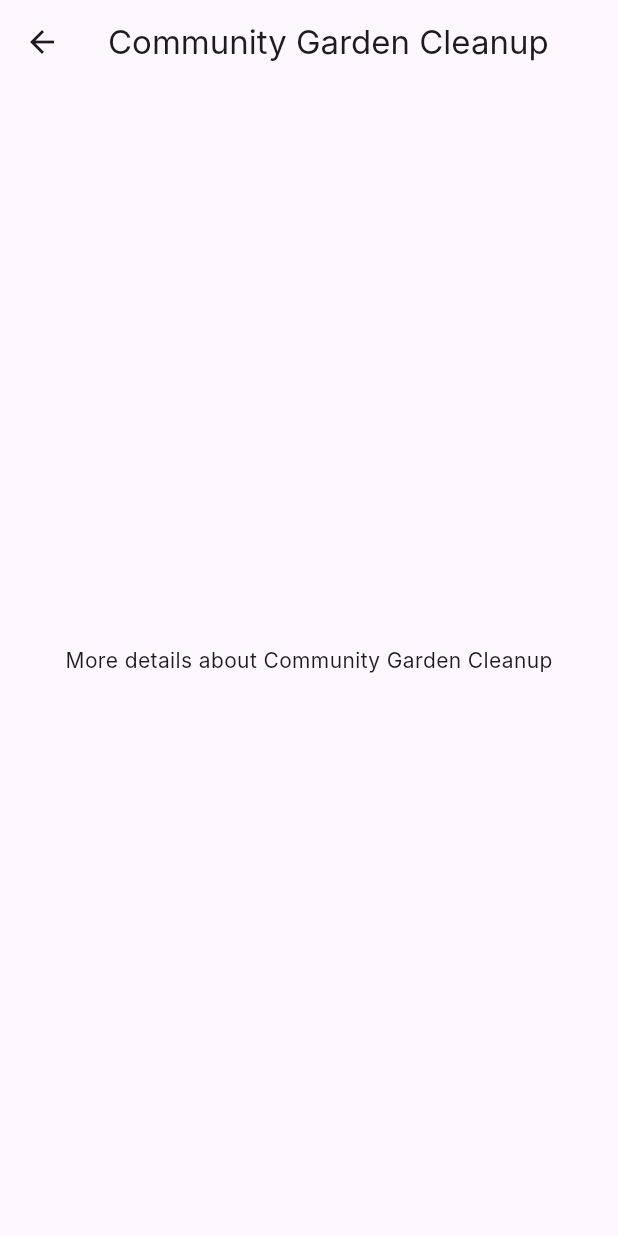
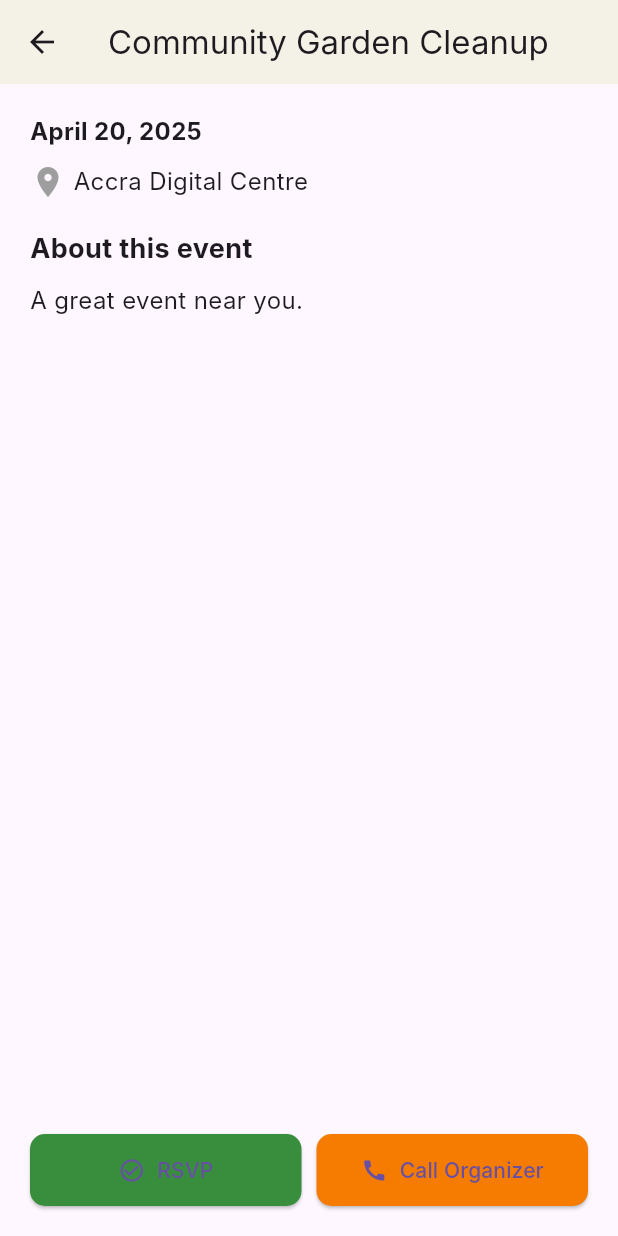
Before and after one commit to leyrieee/catchafire, a Flutter app: the HomePage screen opened directly, after a tap on "Community Garden Cleanup", on a phone screen of 412 x 824 dp. Run offline on Flutter 3.47's test engine with Material 3 defaults, Android fonts, the phone set to English and light mode, and no system bars; our stand-ins replace cloud_firestore, firebase_auth, firebase_core, firebase_storage, geolocator, google_maps_flutter and 3 more; accounts and stored records are empty; network calls fail; Roboto replaces fonts that are missing (Inter).

Commit message:
event details

```diff
--- a/lib/screens/event_details.dart
+++ b/lib/screens/event_details.dart
@@ -1,18 +1,108 @@
-//rework
-
 import 'package:flutter/material.dart';
+import 'package:url_launcher/url_launcher.dart';
 
 class EventDetailPage extends StatelessWidget {
   final String eventTitle;
+  final String eventDate;
+  final String eventLocation;
+  final String eventDescription;
+  final String organizerPhone;
 
-  const EventDetailPage({super.key, required this.eventTitle});
+  const EventDetailPage({
+    super.key,
+    required this.eventTitle,
+    required this.eventDate,
+    required this.eventLocation,
+    required this.eventDescription,
+    required this.organizerPhone,
+  });
+
+  void _rsvp(BuildContext context) {
+    ScaffoldMessenger.of(context).showSnackBar(
+      const SnackBar(content: Text("You have RSVP'd successfully!")),
+    );
+  }
+
+  Future<void> _callOrganizer() async {
+    final Uri callUri = Uri(scheme: 'tel', path: organizerPhone);
+    if (await canLaunchUrl(callUri)) {
+      await launchUrl(callUri);
+    } else {
+      debugPrint("Could not launch phone dialer");
+    }
+  }
 
   @override
   Widget build(BuildContext context) {
     return Scaffold(
-      appBar: AppBar(title: Text(eventTitle)),
-      body: Center(
-        child: Text('More details about $eventTitle'),
+      appBar: AppBar(
+        title: Text(eventTitle),
+        backgroundColor: const Color.fromRGBO(244, 242, 230, 1),
+        centerTitle: true,
+      ),
+      body: Padding(
+        padding: const EdgeInsets.all(20.0),
+        child: Column(
+          crossAxisAlignment: CrossAxisAlignment.start,
+          children: [
+            Text(
+              eventDate,
+              style: const TextStyle(fontSize: 16, fontWeight: FontWeight.bold),
+            ),
+            const SizedBox(height: 10),
+            Row(
+              children: [
+                const Icon(Icons.location_on, color: Colors.grey),
+                const SizedBox(width: 5),
+                Text(eventLocation, style: const TextStyle(fontSize: 16)),
+              ],
+            ),
+            const SizedBox(height: 20),
+            const Text(
+              'About this event',
+              style: TextStyle(fontSize: 18, fontWeight: FontWeight.bold),
+            ),
+            const SizedBox(height: 10),
+            Text(
+              eventDescription,
+              style: const TextStyle(fontSize: 16),
+            ),
+            const Spacer(),
+            Row(
+              children: [
+                Expanded(
+                  child: ElevatedButton.icon(
+                    onPressed: () => _rsvp(context),
+                    icon: const Icon(Icons.check_circle_outline),
+                    label: const Text('RSVP'),
+                    style: ElevatedButton.styleFrom(
+                      backgroundColor: Colors.green[700],
+                      padding: const EdgeInsets.symmetric(vertical: 14),
+                      shape: RoundedRectangleBorder(
+                        borderRadius: BorderRadius.circular(10),
+                      ),
+                    ),
+                  ),
+                ),
+                const SizedBox(width: 10),
+                Expanded(
+                  child: ElevatedButton.icon(
+                    onPressed: _callOrganizer,
+                    icon: const Icon(Icons.call),
+                    label: const Text('Call Organizer'),
+                    style: ElevatedButton.styleFrom(
+                      backgroundColor: Colors.orange[700],
+                      padding: const EdgeInsets.symmetric(vertical: 14),
+                      shape: RoundedRectangleBorder(
+                        borderRadius: BorderRadius.circular(10),
+                      ),
+                    ),
+                  ),
+                ),
+              ],
+            ),
+          ],
+        ),
       ),
     );
   }
--- a/lib/screens/home.dart
+++ b/lib/screens/home.dart
@@ -229,7 +229,14 @@ class HomeContent extends StatelessWidget {
         Navigator.push(
           context,
           MaterialPageRoute(
-              builder: (context) => EventDetailPage(eventTitle: title)),
+              builder: (context) => EventDetailPage(
+  eventTitle: title,
+  eventDate: 'April 20, 2025', // Example, replace with real data
+  eventLocation: 'Accra Digital Centre', // Example
+  eventDescription: 'A great event near you.', // Example
+  organizerPhone: '+233501234567', // Replace with the actual phone number
+)),
+
         );
       },
       child: Container(
--- a/lib/screens/search.dart
+++ b/lib/screens/search.dart
@@ -128,7 +128,14 @@ class _SearchPageState extends State<SearchPage> {
         Navigator.push(
           context,
           MaterialPageRoute(
-              builder: (context) => EventDetailPage(eventTitle: title)),
+              builder: (context) => EventDetailPage(
+  eventTitle: title,
+  eventDate: 'April 20, 2025', // Example, replace with real data
+  eventLocation: 'Accra Digital Centre', // Example
+  eventDescription: 'A great event near you.', // Example
+  organizerPhone: '+233501234567', // Replace with the actual phone number
+)),
+
         );
       },
       child: Container(
--- a/pubspec.yaml
+++ b/pubspec.yaml
@@ -27,6 +27,8 @@ dependencies:
   cupertino_icons: ^1.0.8
 
   googleapis: ^14.0.0
+
+  url_launcher: ^6.3.1
 
   path: ^1.8.2
 
```
Also changed, not shown: pubspec.lock, 5 other files.
